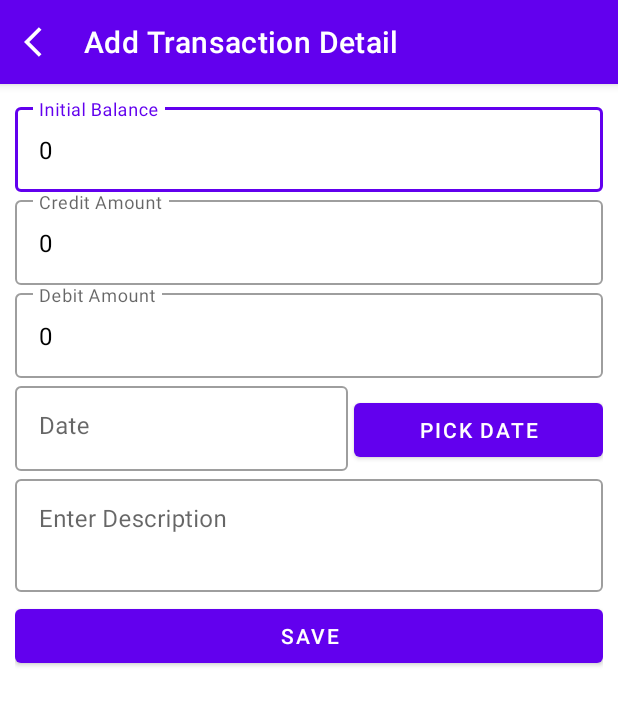
After one commit to AhmerAfzal1/Rose-Simple-Accounting, an Android app: the AddTransactions screen opened directly, with no data from a screen before it, on a phone screen of 412 x 824 dp. The commit adds this screen. Shown: the top 705 px of the screen. Run offline under Robolectric (Android 15) with nearby library versions, the phone set to English and light mode, and no system bars.

Commit message:
Transactions can be adding now

```diff
--- a/app/build.gradle
+++ b/app/build.gradle
@@ -9,7 +9,7 @@ android {
 
     defaultConfig {
         applicationId "com.ahmer.accounting"
-        minSdkVersion 16
+        minSdkVersion 17
         targetSdkVersion 30
     }
 
--- a/app/src/main/AndroidManifest.xml
+++ b/app/src/main/AndroidManifest.xml
@@ -17,6 +17,9 @@
         <activity
             android:name=".GetCustomerData"
             android:theme="@style/Theme.RoseSimpleAccounting.NoActionBar" />
+        <activity
+            android:name=".AddTransactions"
+            android:theme="@style/Theme.RoseSimpleAccounting.NoActionBar" />
         <activity android:name=".MainActivity">
             <intent-filter>
                 <action android:name="android.intent.action.MAIN" />
--- a/app/src/main/java/com/ahmer/accounting/MyDatabaseHelper.kt
+++ b/app/src/main/java/com/ahmer/accounting/MyDatabaseHelper.kt
@@ -186,7 +186,7 @@ class MyDatabaseHelper(context: Context) :
         val transactions = ArrayList<Transactions>()
         val getFromDatabase = this.readableDatabase
         val columnsArray = arrayOf<String>(
-            ID, DATE, DESCRIPTION, CREDIT, DEBIT,
+            ID, DATE, DESCRIPTION, CREDIT, DEBIT, BALANCE
         )
         try {
             val cursor: Cursor = getFromDatabase.query(
@@ -209,6 +209,20 @@ class MyDatabaseHelper(context: Context) :
                         balance = cursor.getDouble(cursor.getColumnIndexOrThrow(BALANCE))
                     }
                     transactions.add(transaction)
+                    val stringBuilder = StringBuilder()
+                    stringBuilder.append("ID: ")
+                        .append(cursor.getInt(cursor.getColumnIndexOrThrow(ID)))
+                    stringBuilder.append("\nDate: ")
+                        .append(cursor.getString(cursor.getColumnIndexOrThrow(DATE)))
+                    stringBuilder.append("\nDescription: ")
+                        .append(cursor.getString(cursor.getColumnIndexOrThrow(DESCRIPTION)))
+                    stringBuilder.append("\nCredit: ")
+                        .append(cursor.getString(cursor.getColumnIndexOrThrow(CREDIT)))
+                    stringBuilder.append("\nDebit: ")
+                        .append(cursor.getString(cursor.getColumnIndexOrThrow(DEBIT)))
+                    stringBuilder.append("\nBalance: ")
+                        .append(cursor.getString(cursor.getColumnIndexOrThrow(BALANCE)))
+                    Log.v(LOG_TAG, stringBuilder.toString())
                 }
             } catch (e: Exception) {
                 Log.v(LOG_TAG, e.printStackTrace().toString())
@@ -220,4 +234,44 @@ class MyDatabaseHelper(context: Context) :
         }
         return transactions
     }
+
+    fun getPreviousBalance(): Double {
+        var previousBalance: Double = 0.toDouble()
+        val getBalanceFromDatabase = this.readableDatabase
+        val columnsArray = arrayOf<String>(
+            ID, DATE, DESCRIPTION, CREDIT, DEBIT, BALANCE
+        )
+        try {
+            val cursor: Cursor = getBalanceFromDatabase.query(
+                TRANSACTIONS_TABLE_NAME,
+                columnsArray,
+                null,
+                null,
+                null,
+                null,
+                null
+            )
+            try {
+                while (cursor.moveToNext()) {
+                    /*val transaction = Transactions().apply {
+                        id = cursor.getInt(cursor.getColumnIndexOrThrow(ID))
+                        date = cursor.getString(cursor.getColumnIndexOrThrow(DATE))
+                        description = cursor.getString(cursor.getColumnIndexOrThrow(DESCRIPTION))
+                        credit = cursor.getDouble(cursor.getColumnIndexOrThrow(CREDIT))
+                        debit = cursor.getDouble(cursor.getColumnIndexOrThrow(DEBIT))
+                        balance = cursor.getDouble(cursor.getColumnIndexOrThrow(BALANCE))
+                    }*/
+                    previousBalance = cursor.getDouble(cursor.getColumnIndexOrThrow(BALANCE))
+                }
+            } catch (e: Exception) {
+                Log.v(LOG_TAG, e.printStackTrace().toString())
+            } finally {
+                cursor.close()
+            }
+        } catch (e: Exception) {
+            Log.v(LOG_TAG, e.printStackTrace().toString())
+        }
+
+        return previousBalance
+    }
 }
--- /dev/null
+++ b/app/src/main/res/layout/add_transactions.xml
@@ -0,0 +1,185 @@
+<?xml version="1.0" encoding="utf-8"?>
+<RelativeLayout xmlns:android="http://schemas.android.com/apk/res/android"
+    xmlns:app="http://schemas.android.com/apk/res-auto"
+    xmlns:tools="http://schemas.android.com/tools"
+    android:layout_width="match_parent"
+    android:layout_height="match_parent"
+    tools:context=".AddTransactions">
+
+    <com.google.android.material.appbar.MaterialToolbar
+        android:id="@+id/toolbar"
+        style="@style/Theme.RoseSimpleAccounting.Toolbar"
+        android:layout_width="match_parent"
+        android:layout_height="?attr/actionBarSize"
+        app:contentInsetEnd="0dp"
+        app:contentInsetLeft="0dp"
+        app:contentInsetRight="0dp"
+        app:contentInsetStart="0dp"
+        app:contentInsetStartWithNavigation="0dp"
+        app:navigationIcon="@drawable/ic_arrow_back"
+        app:title="Add Transaction Detail"
+        app:titleMarginStart="0dp" />
+
+    <RelativeLayout
+        android:layout_width="match_parent"
+        android:layout_height="wrap_content"
+        android:layout_below="@id/toolbar"
+        android:layout_margin="10dp">
+
+        <LinearLayout
+            android:id="@+id/layoutBalance"
+            android:layout_width="match_parent"
+            android:layout_height="wrap_content"
+            android:orientation="horizontal">
+
+            <com.google.android.material.textfield.TextInputLayout
+                style="@style/Widget.MaterialComponents.TextInputLayout.OutlinedBox"
+                android:layout_width="match_parent"
+                android:layout_height="wrap_content">
+
+                <com.google.android.material.textfield.TextInputEditText
+                    android:id="@+id/inputBalance"
+                    android:layout_width="match_parent"
+                    android:layout_height="wrap_content"
+                    android:focusable="true"
+                    android:focusableInTouchMode="true"
+                    android:gravity="top|start"
+                    android:hint="Initial Balance"
+                    android:inputType="numberDecimal"
+                    android:lines="1"
+                    android:textColor="@android:color/black" />
+            </com.google.android.material.textfield.TextInputLayout>
+        </LinearLayout>
+
+        <LinearLayout
+            android:id="@+id/layoutCredit"
+            android:layout_width="match_parent"
+            android:layout_height="wrap_content"
+            android:layout_below="@id/layoutBalance"
+            android:orientation="horizontal">
+
+            <com.google.android.material.textfield.TextInputLayout
+                style="@style/Widget.MaterialComponents.TextInputLayout.OutlinedBox"
+                android:layout_width="match_parent"
+                android:layout_height="wrap_content">
+
+                <com.google.android.material.textfield.TextInputEditText
+                    android:id="@+id/inputCredit"
+                    android:layout_width="match_parent"
+                    android:layout_height="wrap_content"
+                    android:focusable="true"
+                    android:focusableInTouchMode="true"
+                    android:gravity="top|start"
+                    android:hint="Credit Amount"
+                    android:inputType="numberDecimal"
+                    android:lines="1"
+                    android:textColor="@android:color/black" />
+            </com.google.android.material.textfield.TextInputLayout>
+        </LinearLayout>
+
+        <LinearLayout
+            android:id="@+id/layoutDebit"
+            android:layout_width="match_parent"
+            android:layout_height="wrap_content"
+            android:layout_below="@id/layoutCredit"
+            android:orientation="horizontal">
+
+            <com.google.android.material.textfield.TextInputLayout
+                style="@style/Widget.MaterialComponents.TextInputLayout.OutlinedBox"
+                android:layout_width="match_parent"
+                android:layout_height="wrap_content">
+
+                <com.google.android.material.textfield.TextInputEditText
+                    android:id="@+id/inputDebit"
+                    android:layout_width="match_parent"
+                    android:layout_height="wrap_content"
+                    android:focusable="true"
+                    android:focusableInTouchMode="true"
+                    android:gravity="top|start"
+                    android:hint="Debit Amount"
+                    android:inputType="numberDecimal"
+                    android:lines="1"
+                    android:textColor="@android:color/black" />
+            </com.google.android.material.textfield.TextInputLayout>
+        </LinearLayout>
+
+        <LinearLayout
+            android:id="@+id/layoutDate"
+            android:layout_width="match_parent"
+            android:layout_height="wrap_content"
+            android:layout_below="@id/layoutDebit"
+            android:orientation="horizontal"
+            android:weightSum="2">
+
+            <com.google.android.material.textfield.TextInputLayout
+                style="@style/Widget.MaterialComponents.TextInputLayout.OutlinedBox"
+                android:layout_width="wrap_content"
+                android:layout_height="wrap_content"
+                android:layout_marginEnd="2dp"
+                android:layout_weight="1">
+
+                <com.google.android.material.textfield.TextInputEditText
+                    android:id="@+id/inputDate"
+                    android:layout_width="match_parent"
+                    android:layout_height="wrap_content"
+                    android:focusable="true"
+                    android:focusableInTouchMode="true"
+                    android:gravity="top|start"
+                    android:hint="Date"
+                    android:inputType="date"
+                    android:lines="1"
+                    android:textColor="@android:color/black" />
+            </com.google.android.material.textfield.TextInputLayout>
+
+            <com.google.android.material.button.MaterialButton
+                android:id="@+id/btnDate"
+                android:layout_width="0dp"
+                android:layout_height="wrap_content"
+                android:layout_marginStart="2dp"
+                android:layout_weight="1"
+                android:text="Pick Date" />
+        </LinearLayout>
+
+        <LinearLayout
+            android:id="@+id/layoutDescription"
+            android:layout_width="match_parent"
+            android:layout_height="wrap_content"
+            android:layout_below="@id/layoutDate"
+            android:orientation="horizontal">
+
+            <com.google.android.material.textfield.TextInputLayout
+                style="@style/Widget.MaterialComponents.TextInputLayout.OutlinedBox"
+                android:layout_width="match_parent"
+                android:layout_height="wrap_content">
+
+                <com.google.android.material.textfield.TextInputEditText
+                    android:id="@+id/inputDescription"
+                    android:layout_width="match_parent"
+                    android:layout_height="wrap_content"
+                    android:focusable="true"
+                    android:focusableInTouchMode="true"
+                    android:gravity="top|start"
+                    android:hint="Enter Description"
+                    android:inputType="textMultiLine"
+                    android:lines="2"
+                    android:maxLines="3"
+                    android:textColor="@android:color/black" />
+            </com.google.android.material.textfield.TextInputLayout>
+        </LinearLayout>
+
+        <LinearLayout
+            android:id="@+id/layoutSave"
+            android:layout_width="match_parent"
+            android:layout_height="wrap_content"
+            android:layout_below="@id/layoutDescription"
+            android:layout_marginTop="5dp"
+            android:orientation="horizontal">
+
+            <com.google.android.material.button.MaterialButton
+                android:id="@+id/btnSave"
+                android:layout_width="match_parent"
+                android:layout_height="wrap_content"
+                android:text="Save" />
+        </LinearLayout>
+    </RelativeLayout>
+</RelativeLayout>
```
Also changed, not shown: app/src/main/java/com/ahmer/accounting/AddTransactions.kt (added, +152 -0 lines), app/src/main/java/com/ahmer/accounting/MainActivity.kt (+13 -0 lines), app/src/main/res/layout/activity_main.xml (+11 -0 lines).
